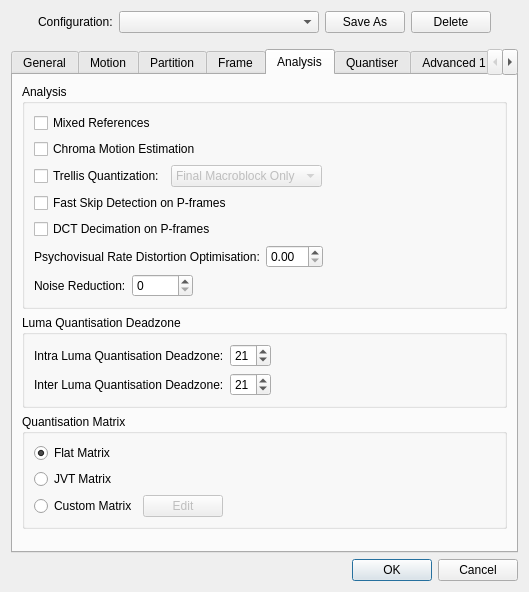
Above: branches/avidemux_2.5_branch_gruntster/plugins/ADM_videoEncoder/ADM_vidEnc_x264/qt4/x264ConfigDialog.ui from BackupTheBerlios/avidemux-svn before the change. Below: the same form after it.
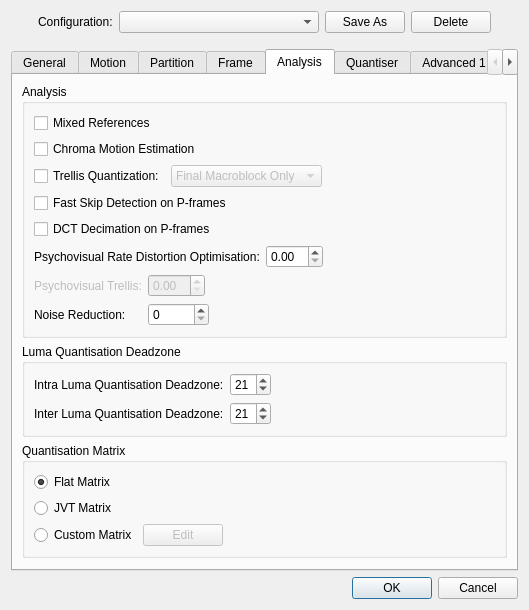
That is the form after the change. The open tabs and pages were chosen to show the change.

Commit message: [x264] psy trellis and autovaq patch by lord mulder

What changed in the file:
```diff
--- a/branches/avidemux_2.5_branch_gruntster/plugins/ADM_videoEncoder/ADM_vidEnc_x264/qt4/x264ConfigDialog.ui
+++ b/branches/avidemux_2.5_branch_gruntster/plugins/ADM_videoEncoder/ADM_vidEnc_x264/qt4/x264ConfigDialog.ui
@@ -8,7 +8,7 @@
     <x>0</x>
     <y>0</y>
     <width>529</width>
-    <height>592</height>
+    <height>599</height>
    </rect>
   </property>
   <property name="windowTitle">
@@ -1953,13 +1953,7 @@
          <property name="title">
           <string>Analysis</string>
          </property>
-         <layout class="QVBoxLayout">
-          <property name="spacing">
-           <number>6</number>
-          </property>
-          <property name="margin">
-           <number>9</number>
-          </property>
+         <layout class="QVBoxLayout" name="verticalLayout_10">
           <item>
            <widget class="QCheckBox" name="mixedRefsCheckBox">
             <property name="text">
@@ -2036,13 +2030,7 @@
            </widget>
           </item>
           <item>
-           <layout class="QHBoxLayout">
-            <property name="spacing">
-             <number>6</number>
-            </property>
-            <property name="margin">
-             <number>0</number>
-            </property>
+           <layout class="QHBoxLayout" name="horizontalLayout_5">
             <item>
              <widget class="QLabel" name="lblPsychoRDO">
               <property name="text">
@@ -2067,8 +2055,8 @@
               </property>
               <property name="sizeHint" stdset="0">
                <size>
-                <width>0</width>
-                <height>0</height>
+                <width>13</width>
+                <height>13</height>
                </size>
               </property>
              </spacer>
@@ -2076,20 +2064,56 @@
            </layout>
           </item>
           <item>
-           <layout class="QHBoxLayout">
-            <property name="spacing">
-             <number>6</number>
-            </property>
-            <property name="margin">
-             <number>0</number>
-            </property>
+           <layout class="QGridLayout" name="gridLayout_5">
+            <item row="0" column="0">
+             <widget class="QLabel" name="lblPsyTrellis">
+              <property name="enabled">
+               <bool>false</bool>
+              </property>
+              <property name="text">
+               <string>Psychovisual Trellis:</string>
+              </property>
+             </widget>
+            </item>
+            <item row="0" column="1">
+             <layout class="QHBoxLayout" name="horizontalLayout_8">
             <item>
+               <widget class="QDoubleSpinBox" name="psychoTrellisSpinBox">
+                <property name="enabled">
+                 <bool>false</bool>
+                </property>
+                <property name="maximum">
+                 <double>20.000000000000000</double>
+                </property>
+                <property name="singleStep">
+                 <double>0.100000000000000</double>
+                </property>
+               </widget>
+              </item>
+              <item>
+               <spacer name="horizontalSpacer_6">
+                <property name="orientation">
+                 <enum>Qt::Horizontal</enum>
+                </property>
+                <property name="sizeHint" stdset="0">
+                 <size>
+                  <width>40</width>
+                  <height>20</height>
+                 </size>
+                </property>
+               </spacer>
+              </item>
+             </layout>
+            </item>
+            <item row="1" column="0">
              <widget class="QLabel" name="label_42">
               <property name="text">
                <string>Noise Reduction:</string>
               </property>
              </widget>
             </item>
+            <item row="1" column="1">
+             <layout class="QHBoxLayout" name="horizontalLayout_9">
             <item>
              <widget class="QSpinBox" name="noiseReductionSpinBox">
               <property name="maximum">
@@ -2104,11 +2128,13 @@
               </property>
               <property name="sizeHint" stdset="0">
                <size>
-                <width>0</width>
-                <height>0</height>
+                  <width>13</width>
+                  <height>13</height>
                </size>
               </property>
              </spacer>
+              </item>
+             </layout>
             </item>
            </layout>
           </item>
```
Left out of the diff: 139 changed lines with no effect on the pictures. Lines whose indentation alone changed are shown as unchanged. The commit also changes 4 other files.
